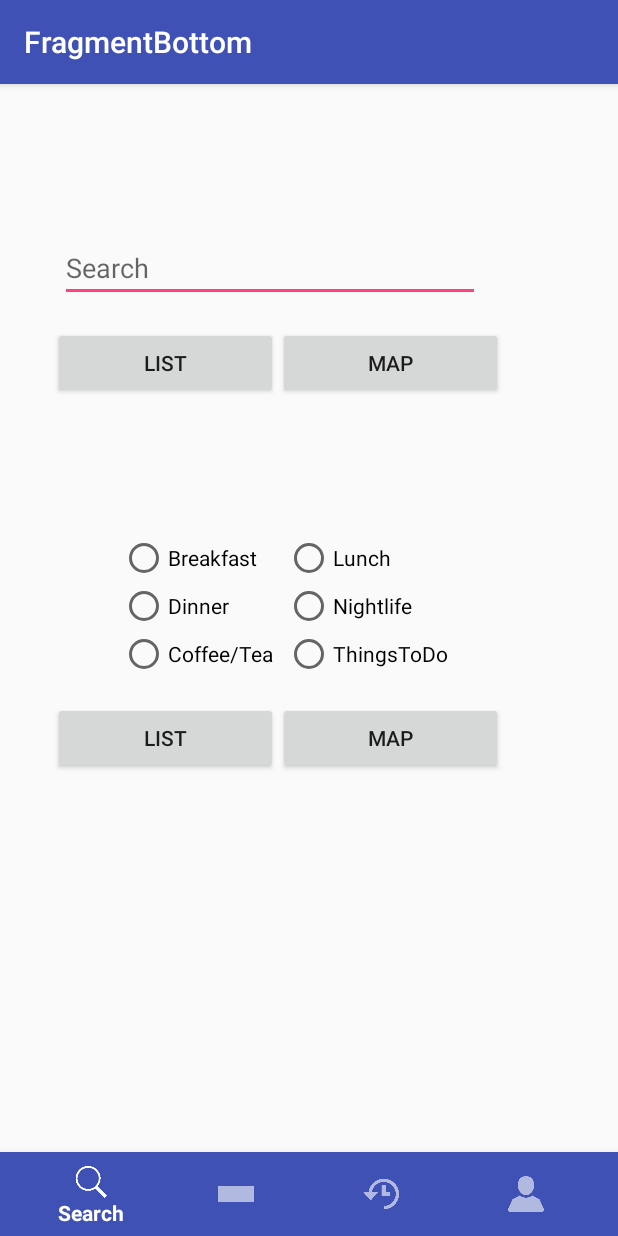
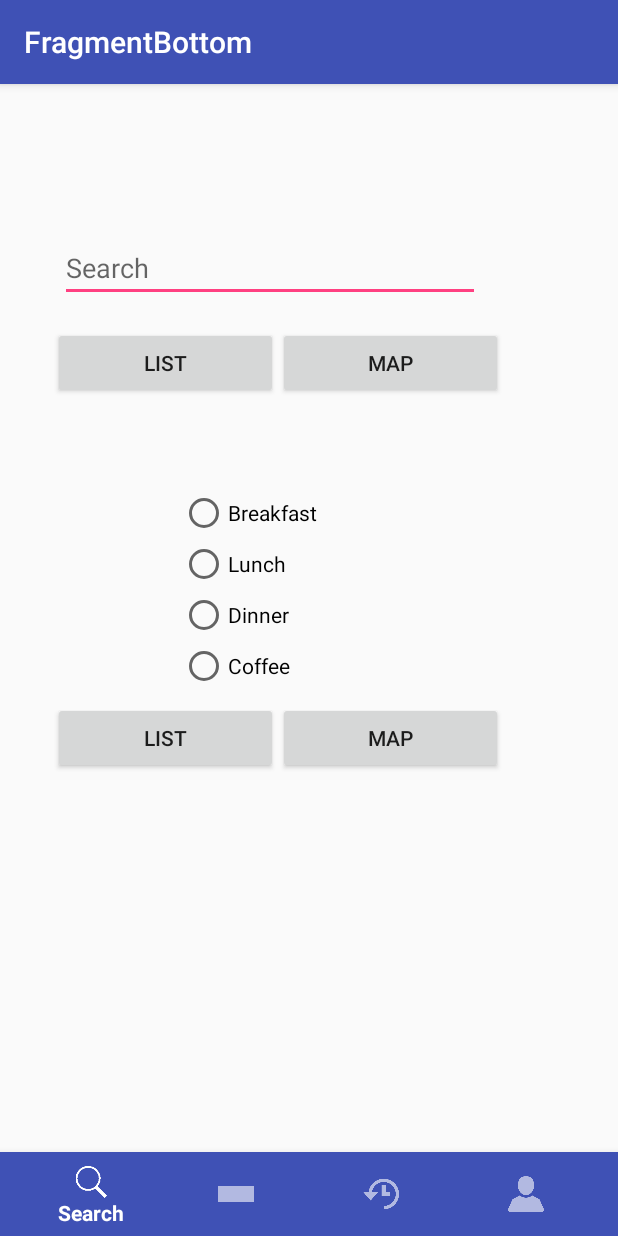
Before and after one commit to Abdul-Razzak/Project, an Android app: the ItemOneFragment screen opened directly, with no data from a screen before it, on a phone screen of 412 x 824 dp. Run offline under Robolectric (Android 15) with nearby library versions, the phone set to English and light mode, and no system bars.

Commit message:
Radio button fixed

```diff
--- a/app/src/main/java/com/tkpraktikum/fragments/ItemOneFragment.java
+++ b/app/src/main/java/com/tkpraktikum/fragments/ItemOneFragment.java
@@ -88,26 +88,7 @@ public class ItemOneFragment extends Fragment implements
     public View onCreateView(LayoutInflater inflater, ViewGroup container,
                              Bundle savedInstanceState) {
         View view = inflater.inflate(R.layout.fragment_item_one, container, false);
-        Button searchListButton;
-        Button searchMapButton;
-        RadioGroup radioCategoryGroup;
-        RadioButton radioButton;
-        Button listRadioButton;
-        Button mapRadioButton;
-
-        setupListeners(view);
-
-        return view;
-    }
-
-    private void setupListeners(final View view) {
-        Button searchListButton;
-        Button searchMapButton;
-        RadioGroup radioCategoryGroup;
-        RadioButton radioButton;
-        Button listRadioButton;
-        Button mapRadioButton;
-        searchListButton = (Button)view.findViewById(R.id.searchList);
+        Button searchListButton = (Button)view.findViewById(R.id.searchList);
         searchListButton.setOnClickListener(new View.OnClickListener()
         {
             @Override
@@ -123,7 +104,7 @@ public class ItemOneFragment extends Fragment implements
             }
         });
 
-        searchMapButton = (Button)view.findViewById(R.id.searchMap);
+        Button searchMapButton = (Button)view.findViewById(R.id.searchMap);
         searchMapButton.setOnClickListener(new View.OnClickListener()
         {
             @Override
@@ -139,14 +120,29 @@ public class ItemOneFragment extends Fragment implements
             }
         });
 
-
+        RadioGroup radioCategoryGroup;
+        RadioButton radioButton;
         radioCategoryGroup = (RadioGroup) view.findViewById(R.id.category);
-        int selectedId = radioCategoryGroup.getCheckedRadioButtonId();
+        int selectedId = 0;
         radioButton = (RadioButton) view.findViewById(selectedId);
 
+        radioCategoryGroup.setOnCheckedChangeListener(new RadioGroup.OnCheckedChangeListener() {
+            @Override
+            public void onCheckedChanged(RadioGroup radioGroup, @IdRes int i) {
+               if(i == R.id.breakfastradio) {
+                   query = "breakfast";
+               } else if(i == R.id.lunchradio) {
+                   query = "lunch";
+               } else if(i == R.id.dinnerradio) {
+                   query = "dinner";
+               } else if(i == R.id.coffeetea) {
+                   query = "coffee";
+               }
+            }
+        });
 
-        listRadioButton = (Button)view.findViewById(R.id.listRadio);
-        query = listRadioButton.getText().toString();
+
+        Button listRadioButton = (Button)view.findViewById(R.id.listRadio);
         listRadioButton.setOnClickListener(new View.OnClickListener()
         {
             @Override
@@ -157,7 +153,7 @@ public class ItemOneFragment extends Fragment implements
             }
         });
 
-        mapRadioButton = (Button)view.findViewById(R.id.MapRadio);
+        Button mapRadioButton = (Button)view.findViewById(R.id.MapRadio);
         mapRadioButton.setOnClickListener(new View.OnClickListener()
         {
             @Override
@@ -167,6 +163,8 @@ public class ItemOneFragment extends Fragment implements
                 startActivity(intent1);//Edited here
             }
         });
+
+        return view;
     }
 
     protected synchronized void buildGoogleApiClient() {
--- a/app/src/main/res/layout/fragment_item_one.xml
+++ b/app/src/main/res/layout/fragment_item_one.xml
@@ -55,67 +55,45 @@
         android:layout_width="wrap_content"
         android:layout_height="wrap_content" >
 
-        <LinearLayout
-            android:layout_width="match_parent"
-            android:layout_height="match_parent"
-            android:orientation="horizontal" >
-
         <RadioButton
             android:id="@+id/breakfastradio"
             android:layout_width="110dp"
             android:layout_height="wrap_content"
             android:layout_marginLeft="80dp"
-                android:layout_marginStart="80dp"
-                android:layout_marginTop="300dp"
+            android:layout_marginStart="120dp"
+            android:layout_marginTop="270dp"
             android:text="Breakfast" />
 
         <RadioButton
             android:id="@+id/lunchradio"
             android:layout_width="wrap_content"
             android:layout_height="wrap_content"
-                android:layout_marginTop="300dp"
+            android:layout_marginLeft="80dp"
+            android:layout_below="@+id/breakfastradio"
+            android:layout_marginStart="120dp"
+            android:layout_marginTop="2dp"
             android:text="Lunch"/>
-        </LinearLayout>
 
-        <LinearLayout
-            android:layout_width="match_parent"
-            android:layout_height="match_parent"
-            android:orientation="horizontal" >
 
         <RadioButton
             android:id="@+id/dinnerradio"
             android:layout_width="110dp"
             android:layout_height="wrap_content"
             android:layout_marginLeft="80dp"
-                android:layout_marginStart="80dp"
+            android:layout_marginStart="120dp"
+            android:layout_marginTop="2dp"
             android:text="Dinner" />
 
-            <RadioButton
-                android:id="@+id/nightliferadio"
-                android:layout_width="wrap_content"
-                android:layout_height="wrap_content"
-                android:text="Nightlife"/>
-        </LinearLayout>
-
-        <LinearLayout
-            android:layout_width="match_parent"
-            android:layout_height="match_parent"
-            android:orientation="horizontal" >
 
         <RadioButton
             android:id="@+id/coffeetea"
             android:layout_width="110dp"
             android:layout_height="wrap_content"
             android:layout_marginLeft="80dp"
-                android:layout_marginStart="80dp"
-                android:text="Coffee/Tea" />
+            android:layout_marginStart="120dp"
+            android:layout_marginTop="2dp"
+            android:text="Coffee" />
 
-            <RadioButton
-                android:id="@+id/thingsToDo"
-                android:layout_width="wrap_content"
-                android:layout_height="wrap_content"
-                android:text="ThingsToDo"/>
-        </LinearLayout>
     </RadioGroup>
 
 
```
Lines whose indentation alone changed are shown as unchanged.
